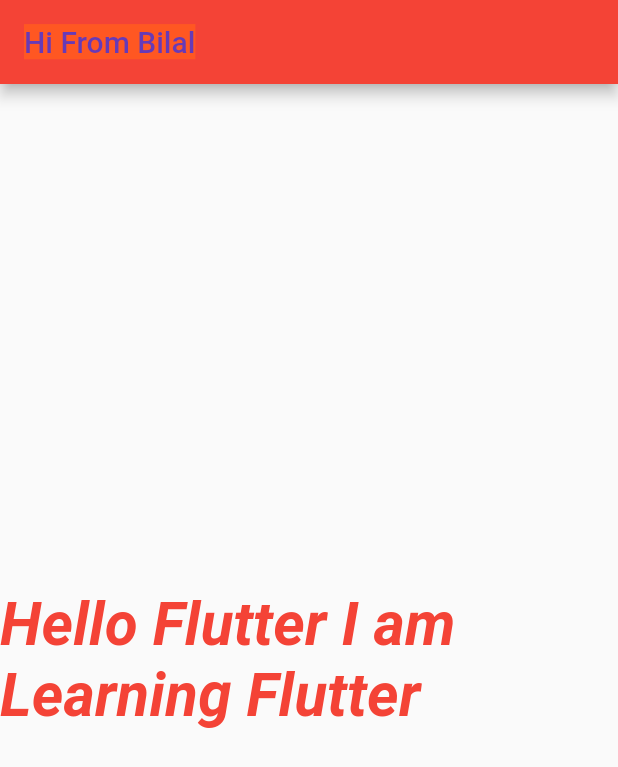
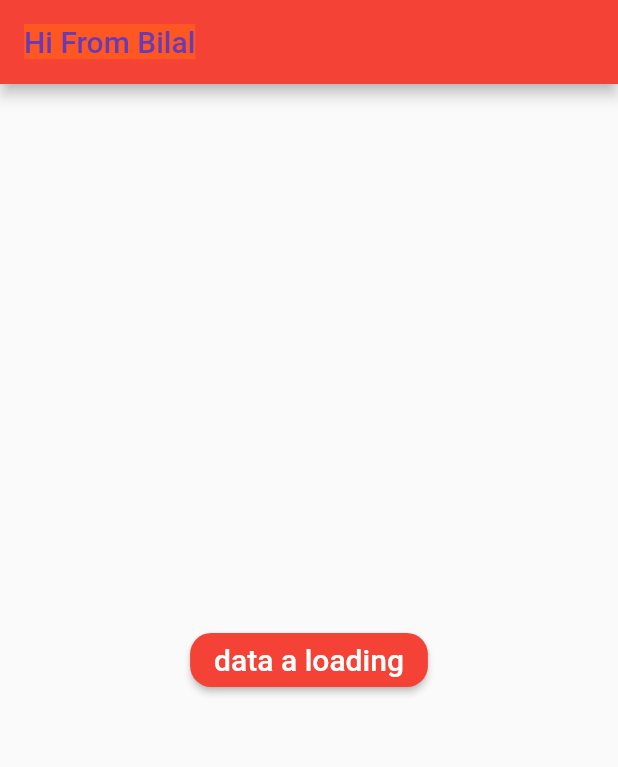
Before and after one commit to Bilal112/Flutter-Learn, a Flutter app: the screen it shows after launch, on a phone screen of 412 x 824 dp. Shown: the top 767 px of the screen. Run offline on Flutter 3.47's test engine with Material 2 defaults, Android fonts, the phone set to English and light mode, and no system bars.

Commit message:
button add

```diff
--- a/lib/main.dart
+++ b/lib/main.dart
@@ -25,22 +25,25 @@ class MyApp extends StatelessWidget {
                 backgroundColor: Colors.deepOrange, color: Colors.deepPurple),
           )),
           body: Center(
+            child: MaterialButton(
+                onPressed: () {},
+                splashColor: Colors.green,
+                color: Colors.red,
                 child: Text(
-            "Hello Flutter I am Learning Flutter",
-            textAlign: TextAlign.left,
-            textDirection: TextDirection.rtl,
-            overflow: TextOverflow.ellipsis,
-            maxLines: 2,
+                  "data a loading",
+
                   style: TextStyle(
-              fontSize: 40.0,
-              color: Colors.red,
-              textBaseline: TextBaseline.alphabetic,
-              fontStyle: FontStyle.italic,
-              fontWeight: FontWeight.bold,
+                    color: Colors.white,
+                    fontSize: 20.0,
+
+                  )
+                  ,
+                ),
+                shape: RoundedRectangleBorder(
+                  borderRadius: BorderRadius.circular(14)
+                )
                 ),
           ),
-        ),
-      ),
-    );
+        ));
   }
 }
```
Lines whose indentation alone changed are shown as unchanged.
